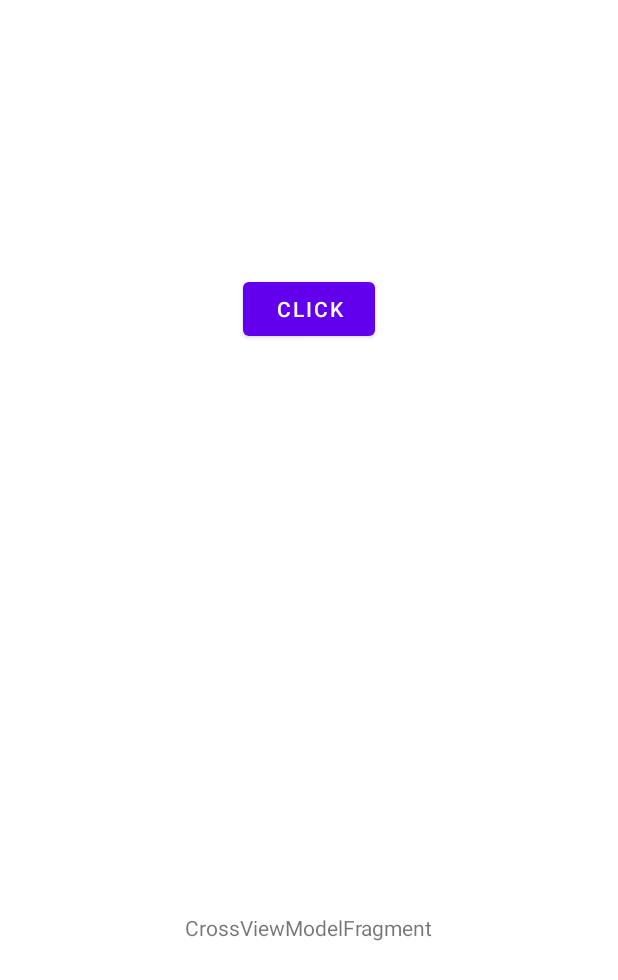
After one commit to jiaoery/MyAndroidKotlin, an Android app: the CrossViewModelActivity screen opened directly, with no data from a screen before it, on a phone screen of 412 x 824 dp. The commit adds this screen. Shown: the top 980 px of the screen. Run offline under Robolectric (Android 15) with nearby library versions, the phone set to English and light mode, and no system bars.

Commit message:
ViewModel 数据管理 跨activity调用数据

```diff
--- a/app/build.gradle
+++ b/app/build.gradle
@@ -47,6 +47,8 @@ dependencies {
     implementation 'androidx.navigation:navigation-fragment-ktx:2.3.1'
     implementation 'androidx.navigation:navigation-ui-ktx:2.3.1'
     implementation 'androidx.legacy:legacy-support-v4:1.0.0'
+    implementation 'androidx.lifecycle:lifecycle-livedata-ktx:2.2.0'
+    implementation 'androidx.lifecycle:lifecycle-viewmodel-ktx:2.2.0'
     testImplementation 'junit:junit:4.+'
     androidTestImplementation 'androidx.test.ext:junit:1.1.2'
     androidTestImplementation 'androidx.test.espresso:espresso-core:3.3.0'
--- /dev/null
+++ b/app/src/main/java/com/example/myandroidkotlin/viewmodel/CrossViewModelActivity.kt
@@ -0,0 +1,21 @@
+package com.example.myandroidkotlin.viewmodel
+
+import androidx.appcompat.app.AppCompatActivity
+import android.os.Bundle
+import com.example.myandroidkotlin.R
+import com.example.myandroidkotlin.viewmodel.ui.main.CrossViewModelFragment
+import com.example.myandroidkotlin.viewmodel.ui.main.CrossViewModelFragment1
+
+class CrossViewModelActivity : AppCompatActivity() {
+
+    override fun onCreate(savedInstanceState: Bundle?) {
+        super.onCreate(savedInstanceState)
+        setContentView(R.layout.cross_view_model_activity)
+        if (savedInstanceState == null) {
+            supportFragmentManager.beginTransaction()
+                .replace(R.id.container1, CrossViewModelFragment.newInstance())
+                .replace(R.id.container2, CrossViewModelFragment1.newInstance())
+                .commitNow()
+        }
+    }
+}
--- /dev/null
+++ b/app/src/main/java/com/example/myandroidkotlin/viewmodel/ui/main/CrossViewModel.kt
@@ -0,0 +1,13 @@
+package com.example.myandroidkotlin.viewmodel.ui.main
+
+import androidx.lifecycle.MutableLiveData
+import androidx.lifecycle.ViewModel
+
+class CrossViewModel : ViewModel() {
+
+     val selected = MutableLiveData<String>()
+
+    fun select(item: String) {
+        selected.value = item
+    }
+}
--- /dev/null
+++ b/app/src/main/java/com/example/myandroidkotlin/viewmodel/ui/main/CrossViewModelFragment.kt
@@ -0,0 +1,37 @@
+package com.example.myandroidkotlin.viewmodel.ui.main
+
+import android.os.Bundle
+import android.view.LayoutInflater
+import android.view.View
+import android.view.ViewGroup
+import android.widget.Button
+import androidx.fragment.app.Fragment
+import androidx.fragment.app.activityViewModels
+import androidx.fragment.app.viewModels
+import com.example.myandroidkotlin.R
+
+class CrossViewModelFragment : Fragment(),View.OnClickListener {
+
+    companion object {
+        fun newInstance() = CrossViewModelFragment()
+    }
+
+    private val model: CrossViewModel by activityViewModels()
+    private var count =0
+
+    override fun onCreateView(
+        inflater: LayoutInflater, container: ViewGroup?,
+        savedInstanceState: Bundle?
+    ): View {
+        val view = inflater.inflate(R.layout.cross_view_model_fragment, container, false)
+        val btn:Button = view.findViewById(R.id.btn_message)
+        btn.setOnClickListener(this)
+        return view
+    }
+
+    override fun onClick(v: View?) {
+        model.select("Clicked ${count++}")
+    }
+
+
+}
--- /dev/null
+++ b/app/src/main/java/com/example/myandroidkotlin/viewmodel/ui/main/CrossViewModelFragment1.kt
@@ -0,0 +1,44 @@
+package com.example.myandroidkotlin.viewmodel.ui.main
+
+import android.os.Bundle
+import android.view.LayoutInflater
+import android.view.View
+import android.view.ViewGroup
+import android.widget.TextView
+import androidx.fragment.app.Fragment
+import androidx.fragment.app.activityViewModels
+import com.example.myandroidkotlin.R
+
+/**
+ * ClassName: CrossViewModelFragment1<br/>
+ * Description: TODO Description. <br/>
+ * date: 2021/5/14 11:26<br/>
+ *
+ * @author YCKJ1729
+ * @version V1.0.0
+ * @since JDK 1.8
+ */
+class CrossViewModelFragment1: Fragment() {
+
+    companion object {
+        fun newInstance() = CrossViewModelFragment1()
+    }
+
+    private val model: CrossViewModel by activityViewModels()
+
+
+
+    override fun onCreateView(
+        inflater: LayoutInflater, container: ViewGroup?,
+        savedInstanceState: Bundle?
+    ): View {
+        val view = inflater.inflate(R.layout.cross_view_model_fragment1, container, false)
+        val message:TextView = view.findViewById(R.id.message)
+        model.selected.observe(viewLifecycleOwner, { messages->
+            message.text = messages
+        })
+        return view
+    }
+
+
+}
--- /dev/null
+++ b/app/src/main/res/layout/cross_view_model_activity.xml
@@ -0,0 +1,20 @@
+<?xml version="1.0" encoding="utf-8"?>
+<LinearLayout xmlns:android="http://schemas.android.com/apk/res/android"
+    android:layout_width="match_parent"
+    android:layout_height="match_parent"
+    android:orientation="vertical">
+
+    <FrameLayout
+        android:id="@+id/container1"
+        android:layout_width="match_parent"
+        android:layout_height="0dp"
+        android:layout_weight="1"
+        />
+
+    <FrameLayout
+        android:id="@+id/container2"
+        android:layout_width="match_parent"
+        android:layout_height="0dp"
+        android:layout_weight="1"
+        />
+</LinearLayout>
--- /dev/null
+++ b/app/src/main/res/layout/cross_view_model_fragment.xml
@@ -0,0 +1,20 @@
+<?xml version="1.0" encoding="utf-8"?>
+<androidx.constraintlayout.widget.ConstraintLayout xmlns:android="http://schemas.android.com/apk/res/android"
+    xmlns:app="http://schemas.android.com/apk/res-auto"
+    xmlns:tools="http://schemas.android.com/tools"
+    android:id="@+id/cross_view_model"
+    android:layout_width="match_parent"
+    android:layout_height="match_parent"
+    tools:context=".viewmodel.ui.main.CrossViewModelFragment">
+
+    <Button
+        android:id="@+id/btn_message"
+        android:layout_width="wrap_content"
+        android:layout_height="wrap_content"
+        android:text="Click"
+        app:layout_constraintBottom_toBottomOf="parent"
+        app:layout_constraintEnd_toEndOf="parent"
+        app:layout_constraintStart_toStartOf="parent"
+        app:layout_constraintTop_toTopOf="parent" />
+
+</androidx.constraintlayout.widget.ConstraintLayout>
--- /dev/null
+++ b/app/src/main/res/layout/cross_view_model_fragment1.xml
@@ -0,0 +1,20 @@
+<?xml version="1.0" encoding="utf-8"?>
+<androidx.constraintlayout.widget.ConstraintLayout xmlns:android="http://schemas.android.com/apk/res/android"
+    xmlns:app="http://schemas.android.com/apk/res-auto"
+    xmlns:tools="http://schemas.android.com/tools"
+    android:id="@+id/cross_view_model"
+    android:layout_width="match_parent"
+    android:layout_height="match_parent"
+    tools:context=".viewmodel.ui.main.CrossViewModelFragment">
+
+    <TextView
+        android:id="@+id/message"
+        android:layout_width="wrap_content"
+        android:layout_height="wrap_content"
+        android:text="CrossViewModelFragment"
+        app:layout_constraintBottom_toBottomOf="parent"
+        app:layout_constraintEnd_toEndOf="parent"
+        app:layout_constraintStart_toStartOf="parent"
+        app:layout_constraintTop_toTopOf="parent" />
+
+</androidx.constraintlayout.widget.ConstraintLayout>
--- a/app/src/main/res/values/array_string.xml
+++ b/app/src/main/res/values/array_string.xml
@@ -3,7 +3,7 @@
     <string-array name="main_classes">
         <item>com.example.myandroidkotlin.lifecycle.LifeCycleActivity</item>
         <item>com.example.myandroidkotlin.navigation.NavigationActivity</item>
-        <item>com.example.myandroidkotlin.viewmodel.ViewModelAcivity</item>
+        <item>com.example.myandroidkotlin.viewmodel.TestViewModelActivity</item>
         <item>com.example.myandroidkotlin.permissionx.PermissionActivity</item>
         <item>com.example.myandroidkotlin.watermark.WaterMarkActivity</item>
         <item>com.example.myandroidkotlin.customview.TestGuesterRollActivity</item>
```
Also changed, not shown: app/src/main/AndroidManifest.xml (+28 -24 lines), app/src/main/java/com/example/myandroidkotlin/viewmodel/TestViewModelActivity.kt (added, +22 -0 lines), app/src/main/res/layout/activity_test_view_model.xml (added, +30 -0 lines).
